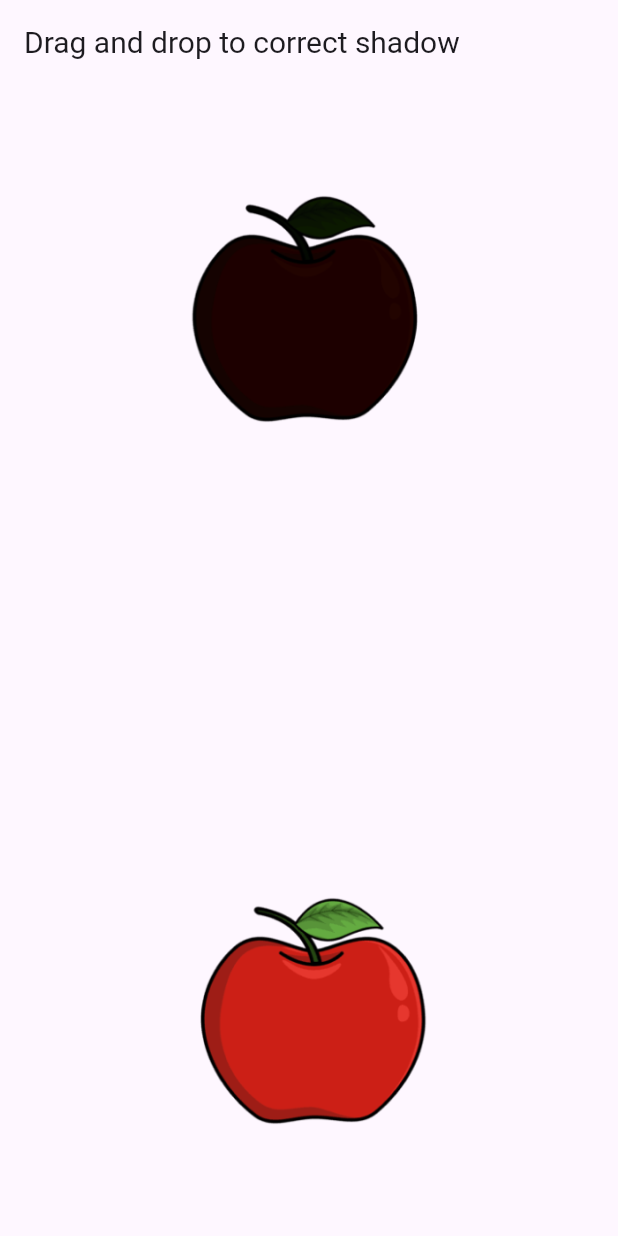
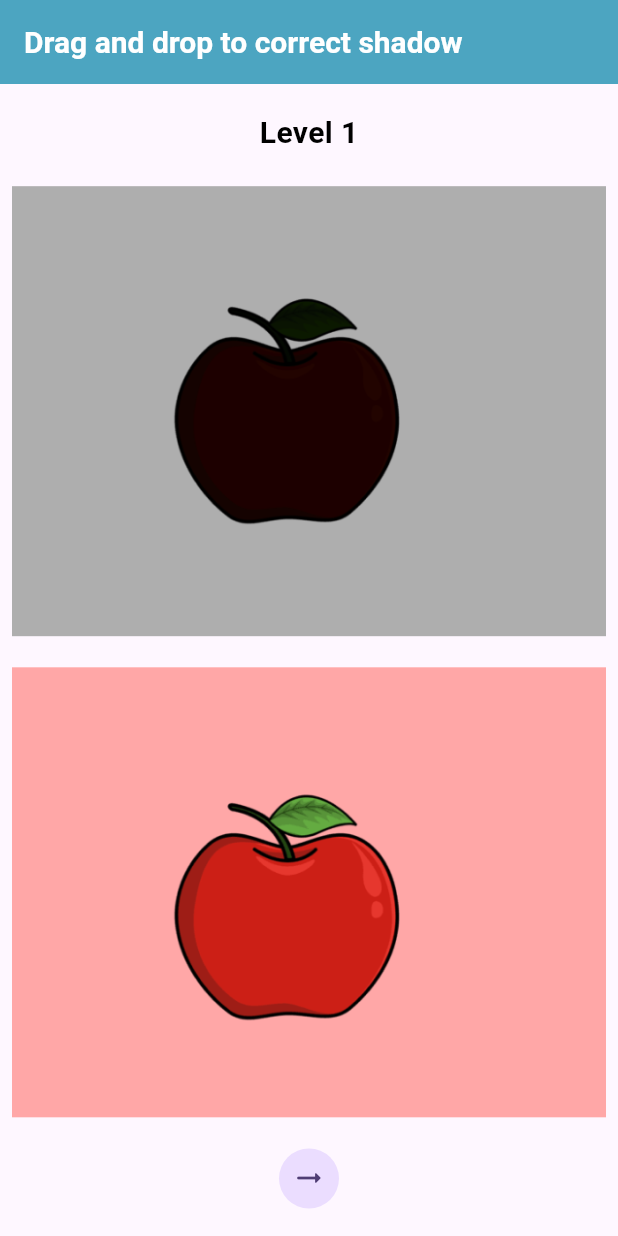
Before and after one commit to migarakavishan/littletherapist, a Flutter app: the Outline1 screen opened directly, on a phone screen of 412 x 824 dp. Run offline on Flutter 3.47's test engine with Material 3 defaults, Android fonts, the light colour scheme and no system bars; our stand-ins replace carousel_slider, flutter_animate.

Commit message:
outline level 1 game full ui done

```diff
--- a/lib/games/outline_games/outline1.dart
+++ b/lib/games/outline_games/outline1.dart
@@ -13,34 +13,34 @@ class _Outline1State extends State<Outline1> {
   Widget build(BuildContext context) {
     return Scaffold(
         appBar: AppBar(
+          iconTheme: const IconThemeData(color: Colors.white),
+          backgroundColor: const Color(0xFF4CA5C1),
           title: const Text(
             "Drag and drop to correct shadow",
-          style: TextStyle(fontSize: 20),
+            style: TextStyle(
+                fontSize: 20, color: Colors.white, fontWeight: FontWeight.bold),
           ),
         ),
-      body: Stack(
+        body: Padding(
+          padding: const EdgeInsets.all(8.0),
+          child: Column(
+            mainAxisAlignment: MainAxisAlignment.spaceAround,
+            children: [
+              const Text(
+                "Level 1",
+                style: TextStyle(
+                    color: Colors.black,
+                    fontSize: 20,
+                    fontWeight: FontWeight.bold),
+              ),
+              Container(
+                height: 300,
+                decoration: const BoxDecoration(color: Color(0xFFAEAEAE)),
+                child: Stack(
                   children: [
                     Positioned(
-            bottom: 50,
-            right: 100,
-            child: Draggable<String>(
-              data: "apple",
-              onDraggableCanceled: (velocity, offset) {},
-              feedback: Image.asset(
-                "assets/images/appleright.png",
-                height: 200,
-                opacity: const AlwaysStoppedAnimation(0.5),
-              ),
-              childWhenDragging: Container(),
-              child: Image.asset(
-                "assets/images/appleright.png",
-                height: 200,
-              ),
-            ),
-          ),
-          Positioned(
                         top: 50,
-            left: 100,
+                        left: 80,
                         child: DragTarget<String>(
                           onAcceptWithDetails: (data) {
                             setState(() {
@@ -58,10 +58,38 @@ class _Outline1State extends State<Outline1> {
                                     height: 200,
                                   );
                           },
+                        ))
+                  ],
                 ),
+              ),
+              Container(
+                height: 300,
+                decoration: const BoxDecoration(color: Color(0xFFFFA7A7)),
+                child: Stack(
+                  children: [
+                    Positioned(
+                        bottom: 40,
+                        left: 80,
+                        child: Draggable<String>(
+                            data: "apple",
+                            feedback: Image.asset(
+                              "assets/images/appleright.png",
+                              height: 200,
+                              opacity: const AlwaysStoppedAnimation(0.5),
+                            ),
+                            childWhenDragging: Container(),
+                            child: Image.asset(
+                              "assets/images/appleright.png",
+                              height: 200,
+                            )))
+                  ],
+                ),
+              ),
+              const CircleAvatar(
+                child: Icon(Icons.arrow_right_alt_rounded),
               )
             ],
           ),
-    );
+        ));
   }
 }
```
Lines whose indentation alone changed are shown as unchanged.
